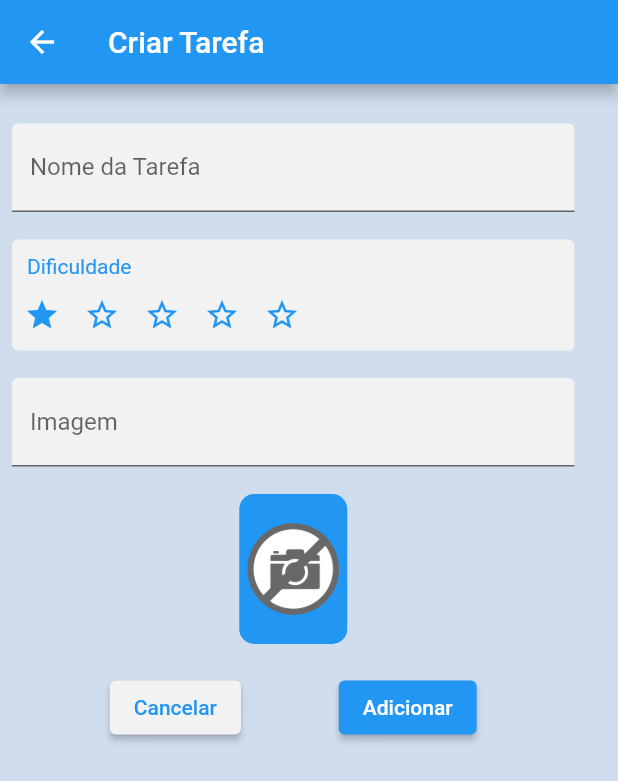
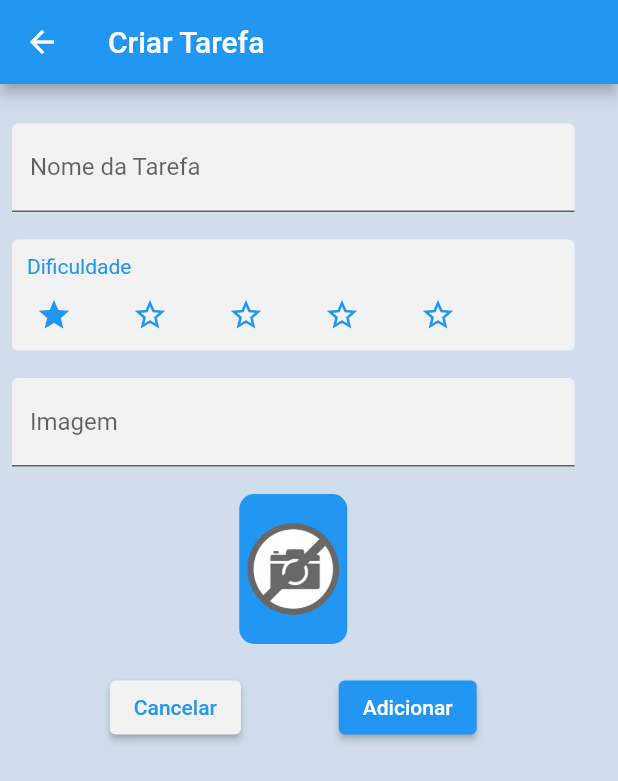
Before and after one commit to dpc-profile/flutter-tasklist, a Flutter app: the CreateTask screen opened directly, on a phone screen of 412 x 824 dp. Shown: the top 781 px of the screen. Run offline on Flutter 3.47's test engine with Material 2 defaults, Android fonts, the phone set to English and light mode, and no system bars; network calls fail.

Commit message:
Removing unnecessary code, simplifying colors usage, removing element_task.dart

```diff
--- a/lib/components/custom_colors.dart
+++ b/lib/components/custom_colors.dart
@@ -4,7 +4,11 @@ class CustomColors{
 
   static Color paleGrey = const Color(0xFFF2F2F2);
   static Color lightBlueGrey = const Color(0xFFD0DDED);
-
+  static Color jungleGreen = const Color(0xFF219653);
+  static Color maize = const Color(0xFFF2C94C);
+  static Color paleOrange = const Color(0xFFF2994A);
+  static Color coralPink = const Color(0xFFEB5757);
+  static Color darkGrey = const Color(0xFF333333);
 
   CustomColors();
 
--- a/lib/main.dart
+++ b/lib/main.dart
@@ -1,5 +1,5 @@
+import 'package:flutter/material.dart';
 import 'package:first_project_alura/data/task_inherited.dart';
-import 'package:flutter/material.dart';
 import 'package:first_project_alura/screens/initial_screen.dart';
 
 
--- a/lib/screens/create_task_screen.dart
+++ b/lib/screens/create_task_screen.dart
@@ -1,5 +1,5 @@
+import 'package:flutter/material.dart';
 import 'package:first_project_alura/data/task_inherited.dart';
-import 'package:flutter/material.dart';
 import 'package:first_project_alura/components/custom_colors.dart';
 
 class CreateTask extends StatefulWidget {
@@ -13,8 +13,6 @@ class CreateTask extends StatefulWidget {
 
 class _CreateTaskState extends State<CreateTask> {
   int star = 1;
-  Color paleGrey = CustomColors.paleGrey;
-  Color lightBlueGrey = CustomColors.lightBlueGrey;
 
   final _formKey = GlobalKey<FormState>();
 
@@ -26,7 +24,7 @@ class _CreateTaskState extends State<CreateTask> {
     return Form(
       key: _formKey,
       child: Scaffold(
-        backgroundColor: lightBlueGrey,
+        backgroundColor: CustomColors.lightBlueGrey,
         appBar: AppBar(title: const Text("Criar Tarefa")),
         body: Padding(
           padding: const EdgeInsets.all(8.0),
@@ -39,7 +37,6 @@ class _CreateTaskState extends State<CreateTask> {
                 children: [
                   TextFormField(
                     validator: (value) {
-                      // Verifica se e nulo e vazio
                       if (isTitleValid(titleTask: value)) {
                         return "Insira o nome da tarefa";
                       }
@@ -48,14 +45,14 @@ class _CreateTaskState extends State<CreateTask> {
                     controller: nameController,
                     decoration: InputDecoration(
                       labelText: "Nome da Tarefa",
-                      fillColor: paleGrey, // Pale Gray
+                      fillColor: CustomColors.paleGrey,
                       filled: true,
                     ),
                   ), //NomeTarefa
                   Container(
                     decoration: BoxDecoration(
                       borderRadius: BorderRadius.circular(4),
-                      color: paleGrey,
+                      color: CustomColors.paleGrey,
                     ),
                     child: Column(
                       crossAxisAlignment: CrossAxisAlignment.start,
@@ -69,68 +66,48 @@ class _CreateTaskState extends State<CreateTask> {
                         ),
                         Row(
                           children: [
-                            SizedBox(
-                              width: 40,
-                              child: TextButton(
-                                child: const Icon(Icons.star),
-                                onPressed: () {
-                                  setState(() {
+                            TextButton.icon(
+                              onPressed: () => setState(() {
                                 star = 1;
-                                  });
-                                },
+                              }),
+                              icon: const Icon(Icons.star),
+                              label: const SizedBox(),
                             ),
-                            ),
-                            SizedBox(
-                              width: 40,
-                              child: TextButton(
-                                child: star > 1
+                            TextButton.icon(
+                              onPressed: () => setState(() {
+                                star = 2;
+                              }),
+                              icon: star > 1
                                   ? const Icon(Icons.star)
                                   : const Icon(Icons.star_border),
-                                onPressed: () {
-                                  setState(() {
-                                    star = 2;
-                                  });
-                                },
+                              label: const SizedBox(),
                             ),
-                            ),
-                            SizedBox(
-                              width: 40,
-                              child: TextButton(
-                                child: star > 2
+                            TextButton.icon(
+                              onPressed: () => setState(() {
+                                star = 3;
+                              }),
+                              icon: star > 2
                                   ? const Icon(Icons.star)
                                   : const Icon(Icons.star_border),
-                                onPressed: () {
-                                  setState(() {
-                                    star = 3;
-                                  });
-                                },
+                              label: const SizedBox(),
                             ),
-                            ),
-                            SizedBox(
-                              width: 40,
-                              child: TextButton(
-                                child: star > 3
+                            TextButton.icon(
+                              onPressed: () => setState(() {
+                                star = 4;
+                              }),
+                              icon: star > 3
                                   ? const Icon(Icons.star)
                                   : const Icon(Icons.star_border),
-                                onPressed: () {
-                                  setState(() {
-                                    star = 4;
-                                  });
-                                },
+                              label: const SizedBox(),
                             ),
-                            ),
-                            SizedBox(
-                              width: 40,
-                              child: TextButton(
-                                child: star > 4
+                            TextButton.icon(
+                              onPressed: () => setState(() {
+                                star = 5;
+                              }),
+                              icon: star > 4
                                   ? const Icon(Icons.star)
                                   : const Icon(Icons.star_border),
-                                onPressed: () {
-                                  setState(() {
-                                    star = 5;
-                                  });
-                                },
-                              ),
+                              label: const SizedBox(),
                             ),
                           ],
                         ),
@@ -145,7 +122,7 @@ class _CreateTaskState extends State<CreateTask> {
                     controller: imageController,
                     decoration: InputDecoration(
                       labelText: "Imagem",
-                      fillColor: paleGrey, // Pale Gray
+                      fillColor: CustomColors.paleGrey,
                       filled: true,
                     ),
                   ), //Url Imagem
@@ -171,7 +148,7 @@ class _CreateTaskState extends State<CreateTask> {
                       ElevatedButton(
                         style: ElevatedButton.styleFrom(
                           foregroundColor: Colors.blue, //Text Color
-                          backgroundColor: paleGrey, //Button Color
+                          backgroundColor: CustomColors.paleGrey, //Button Color
                         ),
                         onPressed: () {},
                         child: const Text("Cancelar"),
@@ -195,8 +172,8 @@ class _CreateTaskState extends State<CreateTask> {
     );
   }
 
-  bool isTitleValid({required String? titleTask}){
-    if (titleTask != null && titleTask.isEmpty){
+  bool isTitleValid({required String? titleTask}) {
+    if (titleTask != null && titleTask.isEmpty) {
       return true;
     }
     return false;
@@ -210,4 +187,5 @@ class _CreateTaskState extends State<CreateTask> {
       Navigator.pop(context);
     }
   }
+
 }
--- a/lib/screens/initial_screen.dart
+++ b/lib/screens/initial_screen.dart
@@ -1,3 +1,4 @@
+import 'package:first_project_alura/components/custom_colors.dart';
 import 'package:first_project_alura/data/task_inherited.dart';
 import 'package:first_project_alura/screens/create_task_screen.dart';
 import 'package:flutter/material.dart';
@@ -15,7 +16,7 @@ class _InitialScreenState extends State<InitialScreen> {
   @override
   Widget build(BuildContext context) {
     return Scaffold(
-      backgroundColor: const Color(0xFFD0DDED), // Light Blue Grey,
+      backgroundColor: CustomColors.lightBlueGrey,
       appBar: AppBar(
         leading: Container(),
         title: const Text("Tarefas"),
```
Also changed, not shown: lib/components/initial_screen/element_task.dart (deleted, +0 -82 lines), lib/components/initial_screen/progress_bar.dart (+9 -10 lines), lib/components/initial_screen/task.dart (+73 -24 lines). Lines whose indentation alone changed are shown as unchanged.
